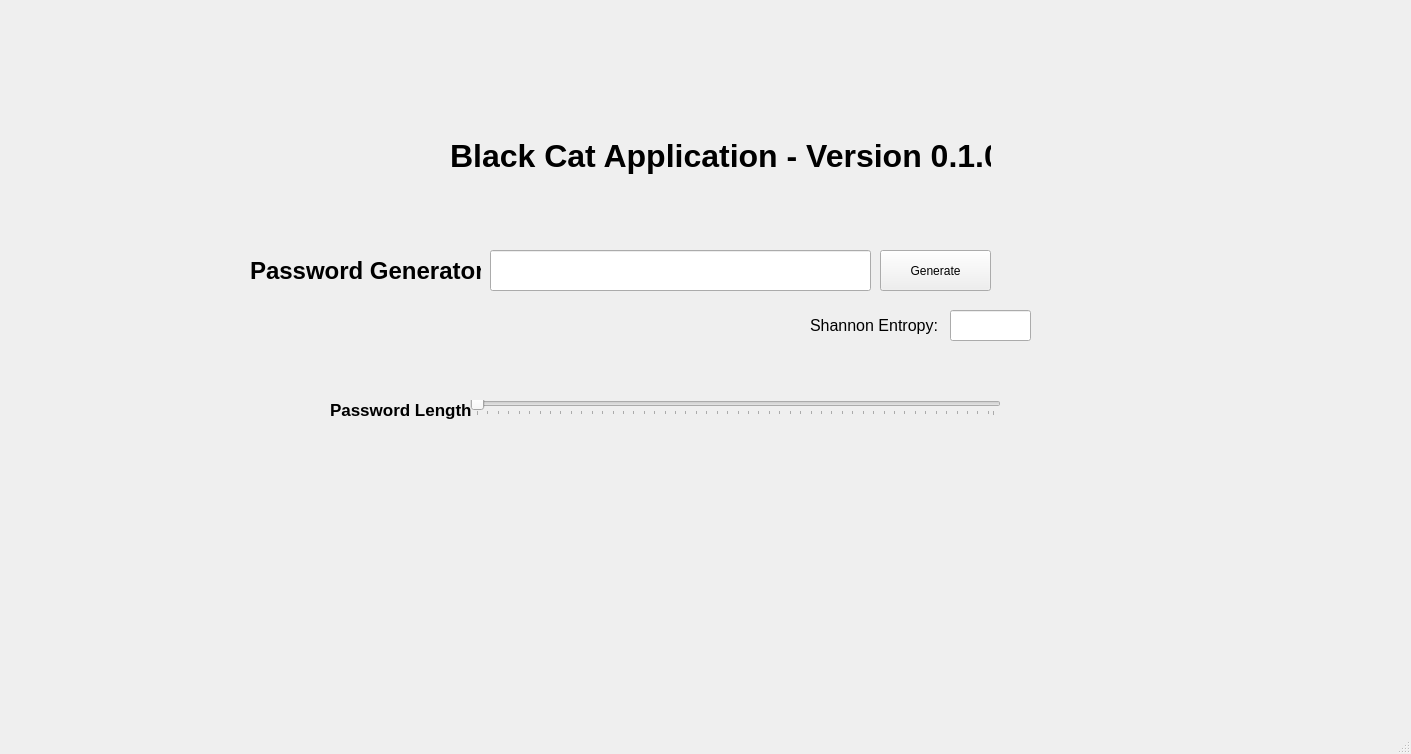
Old version of the form Black-Cat-App/mainwindow.ui in the repository jackr276/BlackCat.
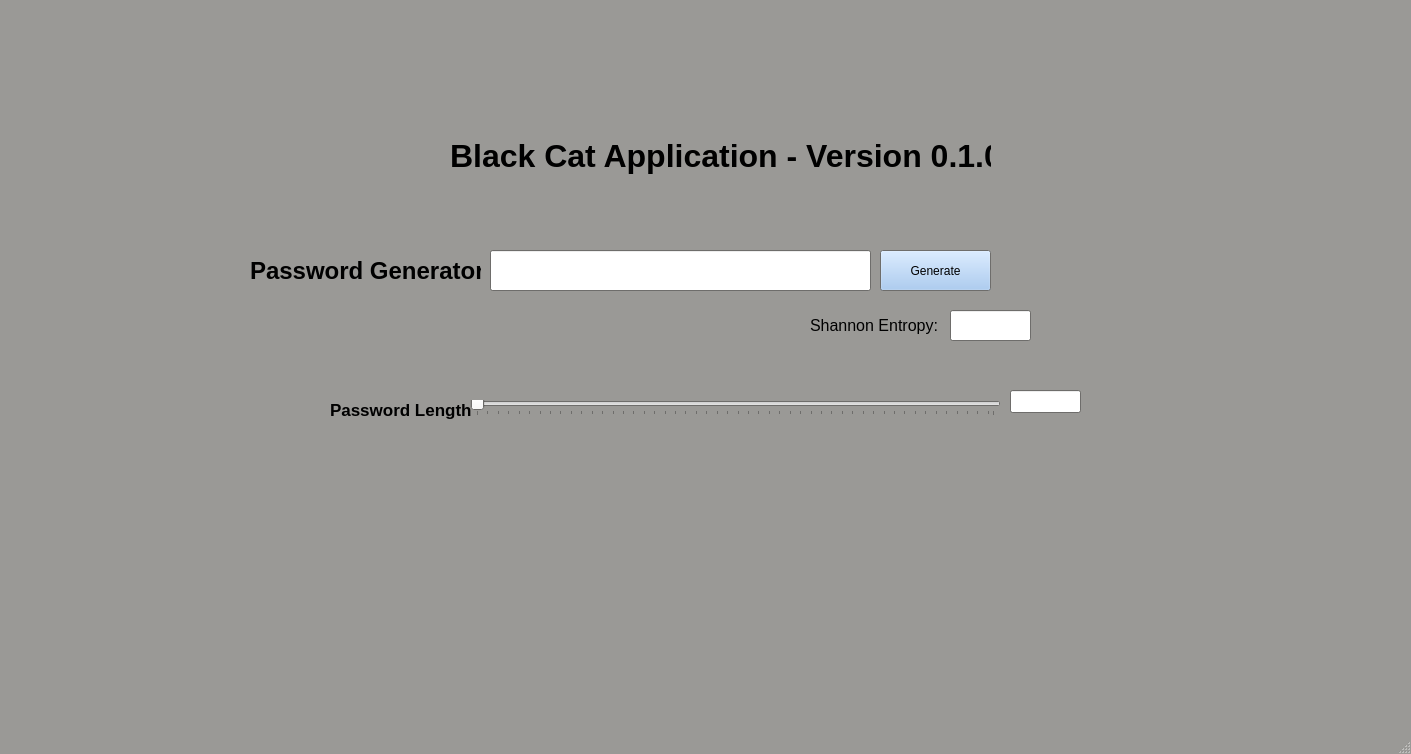
New version of the form.

Commit message: updated context actions, now fully functional in basic form

What changed in the file:
```diff
--- a/Black-Cat-App/mainwindow.ui
+++ b/Black-Cat-App/mainwindow.ui
@@ -10,6 +10,70 @@
     <height>754</height>
    </rect>
   </property>
+  <property name="palette">
+   <palette>
+    <active>
+     <colorrole role="Base">
+      <brush brushstyle="SolidPattern">
+       <color alpha="255">
+        <red>255</red>
+        <green>255</green>
+        <blue>255</blue>
+       </color>
+      </brush>
+     </colorrole>
+     <colorrole role="Window">
+      <brush brushstyle="SolidPattern">
+       <color alpha="255">
+        <red>154</red>
+        <green>153</green>
+        <blue>150</blue>
+       </color>
+      </brush>
+     </colorrole>
+    </active>
+    <inactive>
+     <colorrole role="Base">
+      <brush brushstyle="SolidPattern">
+       <color alpha="255">
+        <red>255</red>
+        <green>255</green>
+        <blue>255</blue>
+       </color>
+      </brush>
+     </colorrole>
+     <colorrole role="Window">
+      <brush brushstyle="SolidPattern">
+       <color alpha="255">
+        <red>154</red>
+        <green>153</green>
+        <blue>150</blue>
+       </color>
+      </brush>
+     </colorrole>
+    </inactive>
+    <disabled>
+     <colorrole role="Base">
+      <brush brushstyle="SolidPattern">
+       <color alpha="255">
+        <red>154</red>
+        <green>153</green>
+        <blue>150</blue>
+       </color>
+      </brush>
+     </colorrole>
+     <colorrole role="Window">
+      <brush brushstyle="SolidPattern">
+       <color alpha="255">
+        <red>154</red>
+        <green>153</green>
+        <blue>150</blue>
+       </color>
+      </brush>
+     </colorrole>
+    </disabled>
+   </palette>
+  </property>
   <property name="windowTitle">
    <string>MainWindow</string>
   </property>
@@ -33,6 +97,43 @@
       <height>41</height>
      </rect>
     </property>
+    <property name="palette">
+     <palette>
+      <active>
+       <colorrole role="Button">
+        <brush brushstyle="SolidPattern">
+         <color alpha="255">
+          <red>153</red>
+          <green>193</green>
+          <blue>241</blue>
+         </color>
+        </brush>
+       </colorrole>
+      </active>
+      <inactive>
+       <colorrole role="Button">
+        <brush brushstyle="SolidPattern">
+         <color alpha="255">
+          <red>153</red>
+          <green>193</green>
+          <blue>241</blue>
+         </color>
+        </brush>
+       </colorrole>
+      </inactive>
+      <disabled>
+       <colorrole role="Button">
+        <brush brushstyle="SolidPattern">
+         <color alpha="255">
+          <red>153</red>
+          <green>193</green>
+          <blue>241</blue>
+         </color>
+        </brush>
+       </colorrole>
+      </disabled>
+     </palette>
+    </property>
     <property name="text">
      <string>Generate</string>
     </property>
@@ -146,6 +247,21 @@
      </font>
     </property>
    </widget>
+   <widget class="QLineEdit" name="user_inputted_length">
+    <property name="geometry">
+     <rect>
+      <x>1010</x>
+      <y>390</y>
+      <width>71</width>
+      <height>23</height>
+     </rect>
+    </property>
+    <property name="font">
+     <font>
+      <pointsize>13</pointsize>
+     </font>
+    </property>
+   </widget>
   </widget>
   <widget class="QMenuBar" name="menubar">
    <property name="geometry">
```
The commit also changes 5 other files.
